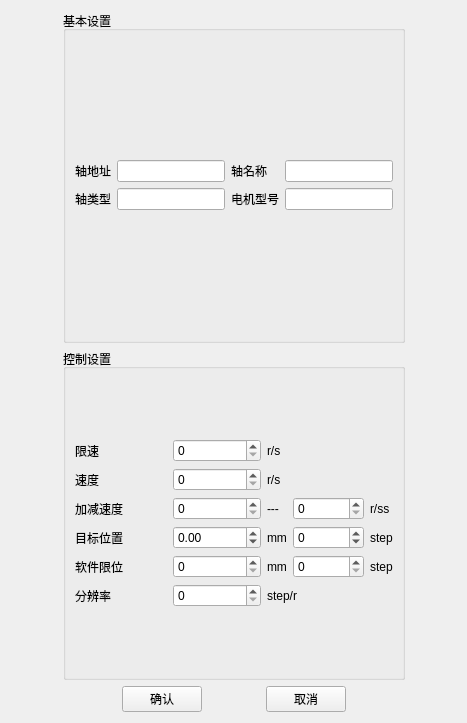
Before: the Qt Designer form setui.ui in Mr-tang0/motor, drawn with Qt 5.
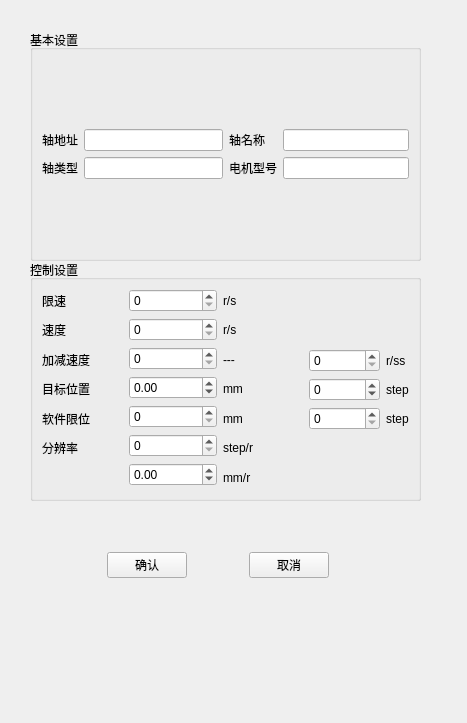
After: the same form once the commit is applied.

Patch:
```diff
--- a/setui.ui
+++ b/setui.ui
@@ -13,32 +13,19 @@
   <property name="windowTitle">
    <string>Form</string>
   </property>
-  <layout class="QGridLayout" name="gridLayout_5">
-   <item row="0" column="0">
-    <layout class="QGridLayout" name="gridLayout_4">
-     <item row="0" column="0">
-      <layout class="QHBoxLayout" name="horizontalLayout_5">
-       <item>
-        <spacer name="horizontalSpacer_2">
-         <property name="orientation">
-          <enum>Qt::Horizontal</enum>
-         </property>
-         <property name="sizeHint" stdset="0">
-          <size>
-           <width>40</width>
-           <height>20</height>
-          </size>
-         </property>
-        </spacer>
-       </item>
-       <item>
-        <layout class="QVBoxLayout" name="verticalLayout_5">
-         <item>
           <widget class="QGroupBox" name="groupBox">
+   <property name="geometry">
+    <rect>
+     <x>30</x>
+     <y>30</y>
+     <width>391</width>
+     <height>231</height>
+    </rect>
+   </property>
            <property name="title">
             <string>基本设置</string>
            </property>
-           <layout class="QGridLayout" name="gridLayout_6">
+   <layout class="QGridLayout" name="gridLayout_2">
             <item row="0" column="0">
              <layout class="QHBoxLayout" name="horizontalLayout_6">
               <item>
@@ -109,85 +96,100 @@
             </item>
            </layout>
           </widget>
-         </item>
-         <item>
           <widget class="QGroupBox" name="groupBox_2">
+   <property name="geometry">
+    <rect>
+     <x>30</x>
+     <y>260</y>
+     <width>391</width>
+     <height>241</height>
+    </rect>
+   </property>
            <property name="title">
             <string>控制设置</string>
            </property>
-           <layout class="QGridLayout" name="gridLayout_3">
-            <item row="0" column="0">
-             <layout class="QHBoxLayout" name="horizontalLayout_3">
-              <item>
                <layout class="QGridLayout" name="gridLayout">
                 <item row="0" column="0">
+     <layout class="QHBoxLayout" name="horizontalLayout_7" stretch="1,0">
+      <item>
+       <layout class="QHBoxLayout" name="horizontalLayout_5">
+        <item>
+         <layout class="QVBoxLayout" name="verticalLayout_9">
+          <item>
                  <widget class="QLabel" name="label_5">
                   <property name="text">
                    <string>限速</string>
                   </property>
                  </widget>
                 </item>
-                <item row="1" column="0">
+          <item>
                  <widget class="QLabel" name="label_6">
                   <property name="text">
                    <string>速度</string>
                   </property>
                  </widget>
                 </item>
-                <item row="2" column="0">
+          <item>
                  <widget class="QLabel" name="label_9">
                   <property name="text">
                    <string>加减速度</string>
                   </property>
                  </widget>
                 </item>
-                <item row="3" column="0">
+          <item>
                  <widget class="QLabel" name="label_10">
                   <property name="text">
                    <string>目标位置</string>
                   </property>
                  </widget>
                 </item>
-                <item row="4" column="0">
+          <item>
                  <widget class="QLabel" name="label_14">
                   <property name="text">
                    <string>软件限位</string>
                   </property>
                  </widget>
                 </item>
-                <item row="5" column="0">
+          <item>
                  <widget class="QLabel" name="label_15">
                   <property name="text">
                    <string>分辨率</string>
                   </property>
                  </widget>
                 </item>
+          <item>
+           <widget class="QLabel" name="label_23">
+            <property name="text">
+             <string> </string>
+            </property>
+           </widget>
+          </item>
                </layout>
               </item>
               <item>
-               <layout class="QGridLayout" name="gridLayout_2">
-                <item row="1" column="1">
-                 <widget class="QLabel" name="label_12">
-                  <property name="text">
-                   <string>r/s</string>
+         <layout class="QVBoxLayout" name="verticalLayout_5">
+          <item>
+           <widget class="QSpinBox" name="speedLimitSet">
+            <property name="maximum">
+             <number>9999</number>
                   </property>
                  </widget>
                 </item>
-                <item row="2" column="3">
-                 <widget class="QLabel" name="label_13">
-                  <property name="text">
-                   <string>r/ss</string>
+          <item>
+           <widget class="QSpinBox" name="speedSet">
+            <property name="maximum">
+             <number>9999</number>
                   </property>
                  </widget>
                 </item>
-                <item row="3" column="3">
-                 <widget class="QLabel" name="label_17">
-                  <property name="text">
-                   <string>step</string>
+          <item>
+           <widget class="QSpinBox" name="accSet">
+            <property name="maximum">
+             <number>9999</number>
                   </property>
                  </widget>
                 </item>
-                <item row="3" column="0">
+          <item>
                  <widget class="QDoubleSpinBox" name="ex_pos">
                   <property name="minimum">
                    <double>-9999999.000000000000000</double>
@@ -197,101 +199,124 @@
                   </property>
                  </widget>
                 </item>
-                <item row="4" column="0">
+          <item>
                  <widget class="QSpinBox" name="positionLimitSet1">
                   <property name="maximum">
                    <number>99999999</number>
                   </property>
                  </widget>
                 </item>
-                <item row="0" column="0">
-                 <widget class="QSpinBox" name="speedLimitSet">
-                  <property name="maximum">
-                   <number>9999</number>
-                  </property>
-                 </widget>
-                </item>
-                <item row="5" column="0">
+          <item>
                  <widget class="QSpinBox" name="resolution">
                   <property name="maximum">
                    <number>99999999</number>
                   </property>
                  </widget>
                 </item>
-                <item row="5" column="1" colspan="2">
-                 <widget class="QLabel" name="label_20">
-                  <property name="text">
-                   <string>step/r</string>
-                  </property>
-                 </widget>
-                </item>
-                <item row="3" column="2">
-                 <widget class="QSpinBox" name="positionSet">
+          <item>
+           <widget class="QDoubleSpinBox" name="resolution2">
                   <property name="minimum">
-                   <number>-99999999</number>
+             <double>-9999999.000000000000000</double>
                   </property>
                   <property name="maximum">
-                   <number>99999999</number>
+             <double>9999999.000000000000000</double>
                   </property>
                  </widget>
                 </item>
-                <item row="4" column="3">
-                 <widget class="QLabel" name="label_19">
+         </layout>
+        </item>
+        <item>
+         <layout class="QVBoxLayout" name="verticalLayout_6">
+          <item>
+           <widget class="QLabel" name="label_11">
                   <property name="text">
-                   <string>step</string>
+             <string>r/s</string>
                   </property>
                  </widget>
                 </item>
-                <item row="2" column="0">
-                 <widget class="QSpinBox" name="accSet">
-                  <property name="maximum">
-                   <number>9999</number>
+          <item>
+           <widget class="QLabel" name="label_12">
+            <property name="text">
+             <string>r/s</string>
                   </property>
                  </widget>
                 </item>
-                <item row="2" column="1">
+          <item>
                  <widget class="QLabel" name="label_16">
                   <property name="text">
                    <string>---</string>
                   </property>
                  </widget>
                 </item>
-                <item row="4" column="1">
+          <item>
+           <widget class="QLabel" name="label_18">
+            <property name="text">
+             <string>mm</string>
+            </property>
+           </widget>
+          </item>
+          <item>
                  <widget class="QLabel" name="label_21">
                   <property name="text">
                    <string>mm</string>
                   </property>
                  </widget>
                 </item>
-                <item row="0" column="1">
-                 <widget class="QLabel" name="label_11">
+          <item>
+           <widget class="QLabel" name="label_20">
                   <property name="text">
-                   <string>r/s</string>
+             <string>step/r</string>
                   </property>
                  </widget>
                 </item>
-                <item row="2" column="2">
+          <item>
+           <widget class="QLabel" name="label_22">
+            <property name="text">
+             <string>mm/r</string>
+            </property>
+           </widget>
+          </item>
+         </layout>
+        </item>
+       </layout>
+      </item>
+      <item>
+       <layout class="QVBoxLayout" name="verticalLayout_10">
+        <item>
+         <spacer name="verticalSpacer">
+          <property name="orientation">
+           <enum>Qt::Vertical</enum>
+          </property>
+          <property name="sizeHint" stdset="0">
+           <size>
+            <width>20</width>
+            <height>40</height>
+           </size>
+          </property>
+         </spacer>
+        </item>
+        <item>
+         <layout class="QHBoxLayout" name="horizontalLayout_3">
+          <item>
+           <layout class="QVBoxLayout" name="verticalLayout_7">
+            <item>
                  <widget class="QSpinBox" name="decSet">
                   <property name="maximum">
                    <number>9999</number>
                   </property>
                  </widget>
                 </item>
-                <item row="3" column="1">
-                 <widget class="QLabel" name="label_18">
-                  <property name="text">
-                   <string>mm</string>
-                  </property>
-                 </widget>
-                </item>
-                <item row="1" column="0">
-                 <widget class="QSpinBox" name="speedSet">
+            <item>
+             <widget class="QSpinBox" name="positionSet">
+              <property name="minimum">
+               <number>-99999999</number>
+              </property>
                   <property name="maximum">
-                   <number>9999</number>
+               <number>99999999</number>
                   </property>
                  </widget>
                 </item>
-                <item row="4" column="2">
+            <item>
                  <widget class="QSpinBox" name="positionLimitSet2">
                   <property name="maximum">
                    <number>99999999</number>
@@ -300,12 +325,61 @@
                 </item>
                </layout>
               </item>
+          <item>
+           <layout class="QVBoxLayout" name="verticalLayout_8">
+            <item>
+             <widget class="QLabel" name="label_13">
+              <property name="text">
+               <string>r/ss</string>
+              </property>
+             </widget>
+            </item>
+            <item>
+             <widget class="QLabel" name="label_17">
+              <property name="text">
+               <string>step</string>
+              </property>
+             </widget>
+            </item>
+            <item>
+             <widget class="QLabel" name="label_19">
+              <property name="text">
+               <string>step</string>
+              </property>
+             </widget>
+            </item>
              </layout>
             </item>
            </layout>
-          </widget>
          </item>
          <item>
+         <spacer name="verticalSpacer_2">
+          <property name="orientation">
+           <enum>Qt::Vertical</enum>
+          </property>
+          <property name="sizeHint" stdset="0">
+           <size>
+            <width>20</width>
+            <height>40</height>
+           </size>
+          </property>
+         </spacer>
+        </item>
+       </layout>
+      </item>
+     </layout>
+    </item>
+   </layout>
+  </widget>
+  <widget class="QWidget" name="">
+   <property name="geometry">
+    <rect>
+     <x>50</x>
+     <y>550</y>
+     <width>336</width>
+     <height>30</height>
+    </rect>
+   </property>
           <layout class="QHBoxLayout" name="horizontalLayout_4">
            <item>
             <spacer name="horizontalSpacer_5">
@@ -367,27 +441,7 @@
             </spacer>
            </item>
           </layout>
-         </item>
-        </layout>
-       </item>
-       <item>
-        <spacer name="horizontalSpacer_3">
-         <property name="orientation">
-          <enum>Qt::Horizontal</enum>
-         </property>
-         <property name="sizeHint" stdset="0">
-          <size>
-           <width>40</width>
-           <height>20</height>
-          </size>
-         </property>
-        </spacer>
-       </item>
-      </layout>
-     </item>
-    </layout>
-   </item>
-  </layout>
+  </widget>
  </widget>
  <resources/>
  <connections/>
```
Lines whose indentation alone changed are shown as unchanged.
